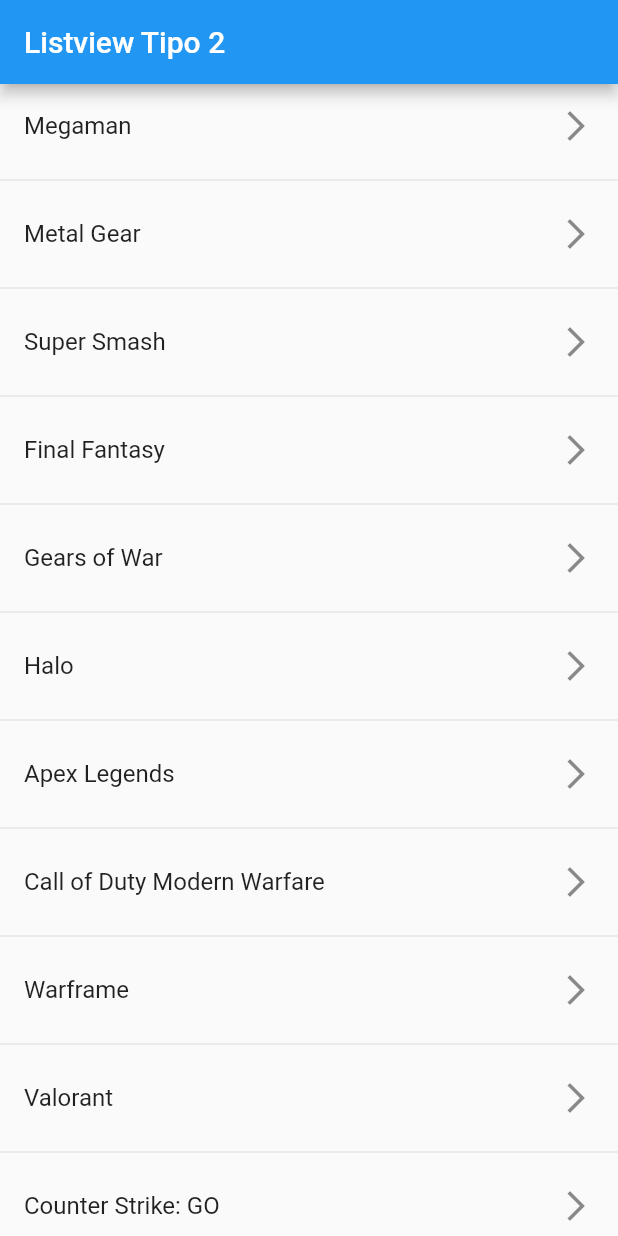
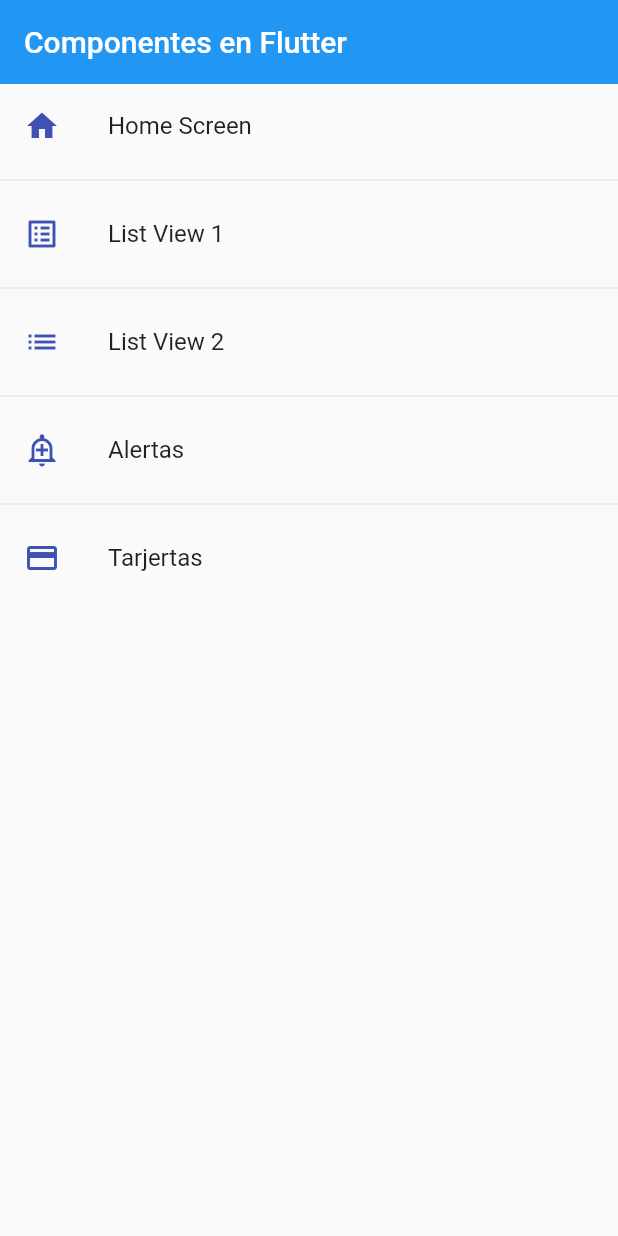
Before and after one commit to AgnosticSix/fl_components, a Flutter app: the screen it shows after launch, on a phone screen of 412 x 824 dp. Run offline on Flutter 3.47's test engine with Material 2 defaults, Android fonts, the phone set to English and light mode, and no system bars.

Commit message:
routes and menu added in a listview

```diff
--- a/lib/main.dart
+++ b/lib/main.dart
@@ -1,9 +1,8 @@
+import 'package:fl_components/router/app_routes.dart';
+import 'package:fl_components/screens/screens.dart';
 import 'package:flutter/material.dart';
 
-import 'package:fl_components/screens/listview1_screen.dart';
-import 'package:fl_components/screens/listview2_screen.dart';
-
-void main() => runApp(MyApp());
+void main() => runApp(const MyApp());
 
 class MyApp extends StatelessWidget {
   const MyApp({Key? key}) : super(key: key);
@@ -13,6 +12,9 @@ class MyApp extends StatelessWidget {
     return MaterialApp(
         debugShowCheckedModeBanner: false,
         title: 'Material App',
-        home: Listview2Screen());
+        //home: const Listview2Screen(),
+        initialRoute: AppRoutes.initialRoute,
+        routes: AppRoutes.getAppRoutes(),
+        onGenerateRoute: AppRoutes.onGenerateRoute);
   }
 }
--- /dev/null
+++ b/lib/models/menu_option.dart
@@ -0,0 +1,14 @@
+import 'package:flutter/material.dart' show IconData, Widget;
+
+class MenuOption {
+  final String route;
+  final IconData icon;
+  final String name;
+  final Widget screen;
+
+  MenuOption(
+      {required this.route,
+      required this.icon,
+      required this.name,
+      required this.screen});
+}
--- /dev/null
+++ b/lib/models/models.dart
@@ -0,0 +1 @@
+export 'package:fl_components/models/menu_option.dart';
--- /dev/null
+++ b/lib/router/app_routes.dart
@@ -0,0 +1,58 @@
+import 'package:fl_components/models/models.dart';
+import 'package:fl_components/screens/screens.dart';
+import 'package:flutter/material.dart';
+
+class AppRoutes {
+  static const initialRoute = 'home';
+
+  static final menuOptions = <MenuOption>[
+    //TODO: borrar home
+    MenuOption(
+        route: 'home',
+        name: 'Home Screen',
+        screen: const HomeScreen(),
+        icon: Icons.home),
+    MenuOption(
+        route: 'listview1',
+        name: 'List View 1',
+        screen: const Listview1Screen(),
+        icon: Icons.list_alt),
+    MenuOption(
+        route: 'listview2',
+        name: 'List View 2',
+        screen: const Listview2Screen(),
+        icon: Icons.list),
+    MenuOption(
+        route: 'alert',
+        name: 'Alertas',
+        screen: const AlertScreen(),
+        icon: Icons.add_alert_outlined),
+    MenuOption(
+        route: 'card',
+        name: 'Tarjertas',
+        screen: const CardScreen(),
+        icon: Icons.credit_card),
+  ];
+
+  static Map<String, Widget Function(BuildContext)> getAppRoutes() {
+    Map<String, Widget Function(BuildContext)> appRoutes = {};
+
+    for (final option in menuOptions) {
+      appRoutes.addAll({option.route: (BuildContext context) => option.screen});
+    }
+
+    return appRoutes;
+  }
+
+  // static Map<String, Widget Function(BuildContext)> routes = {
+  //   'home': (BuildContext context) => const HomeScreen(),
+  //   'listview1': (BuildContext context) => const Listview1Screen(),
+  //   'listview2': (BuildContext context) => const Listview2Screen(),
+  //   'alert': (BuildContext context) => const AlertScreen(),
+  //   'card': (BuildContext context) => const CardScreen(),
+  // };
+
+  static Route<dynamic> onGenerateRoute(RouteSettings settings) {
+    return MaterialPageRoute(builder: (context) => const AlertScreen());
+  }
+}
--- /dev/null
+++ b/lib/screens/alert_screen.dart
@@ -0,0 +1,14 @@
+import 'package:flutter/material.dart';
+
+class AlertScreen extends StatelessWidget {
+  const AlertScreen({Key? key}) : super(key: key);
+
+  @override
+  Widget build(BuildContext context) {
+    return const Scaffold(
+      body: Center(
+        child: Text('AlertScreen'),
+      ),
+    );
+  }
+}
--- /dev/null
+++ b/lib/screens/card_screen.dart
@@ -0,0 +1,14 @@
+import 'package:flutter/material.dart';
+
+class CardScreen extends StatelessWidget {
+  const CardScreen({Key? key}) : super(key: key);
+
+  @override
+  Widget build(BuildContext context) {
+    return const Scaffold(
+      body: Center(
+        child: Text('CardScreen'),
+      ),
+    );
+  }
+}
--- /dev/null
+++ b/lib/screens/home_screen.dart
@@ -0,0 +1,30 @@
+import 'package:fl_components/router/app_routes.dart';
+import 'package:fl_components/screens/alert_screen.dart';
+import 'package:flutter/material.dart';
+
+class HomeScreen extends StatelessWidget {
+  const HomeScreen({Key? key}) : super(key: key);
+
+  @override
+  Widget build(BuildContext context) {
+    final menuOptions = AppRoutes.menuOptions;
+    return Scaffold(
+        appBar: AppBar(
+          title: const Text('Componentes en Flutter'),
+          elevation: 0,
+        ),
+        body: ListView.separated(
+            itemBuilder: (context, i) => ListTile(
+                  title: Text(menuOptions[i].name),
+                  leading: Icon(
+                    menuOptions[i].icon,
+                    color: Colors.indigo,
+                  ),
+                  onTap: () {
+                    Navigator.pushNamed(context, menuOptions[i].route);
+                  },
+                ),
+            separatorBuilder: (_, __) => const Divider(),
+            itemCount: menuOptions.length));
+  }
+}
--- a/lib/screens/listview2_screen.dart
+++ b/lib/screens/listview2_screen.dart
@@ -31,11 +31,17 @@ class Listview2Screen extends StatelessWidget {
     return Scaffold(
         appBar: AppBar(
           title: const Text('Listview Tipo 2'),
+          elevation: 0,
+          backgroundColor: Colors.indigo,
         ),
         body: ListView.separated(
             itemBuilder: (context, index) => ListTile(
                   title: Text(options[index]),
-                  trailing: const Icon(Icons.arrow_forward_ios_outlined),
+                  trailing: const Icon(
+                    Icons.arrow_forward_ios_outlined,
+                    color: Colors.indigo,
+                  ),
+                  onTap: () {},
                 ),
             separatorBuilder: (_, __) => const Divider(),
             itemCount: options.length));
--- /dev/null
+++ b/lib/screens/screens.dart
@@ -0,0 +1,5 @@
+export 'package:fl_components/screens/alert_screen.dart';
+export 'package:fl_components/screens/card_screen.dart';
+export 'package:fl_components/screens/home_screen.dart';
+export 'package:fl_components/screens/listview1_screen.dart';
+export 'package:fl_components/screens/listview2_screen.dart';
```
